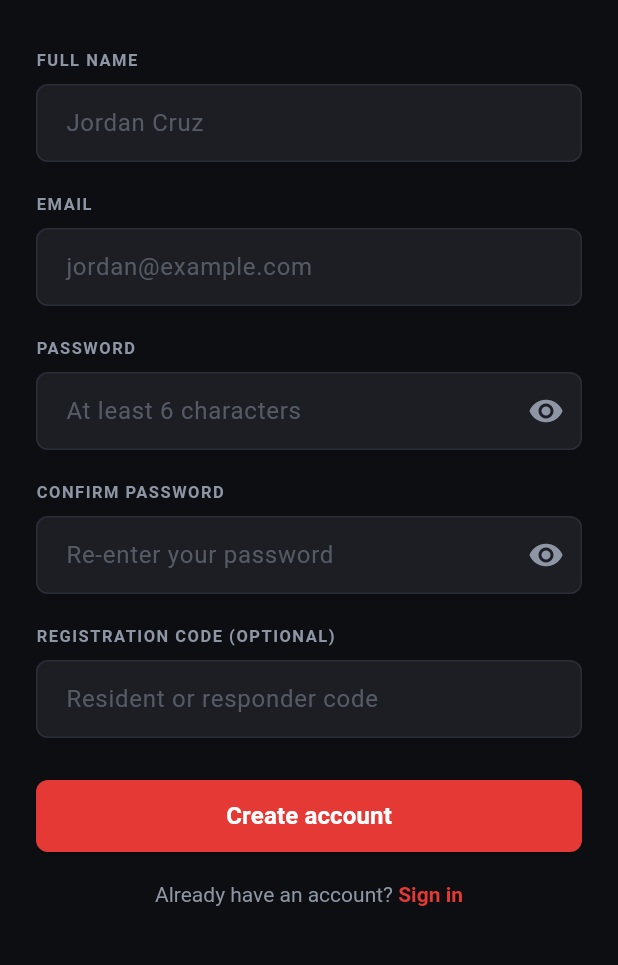
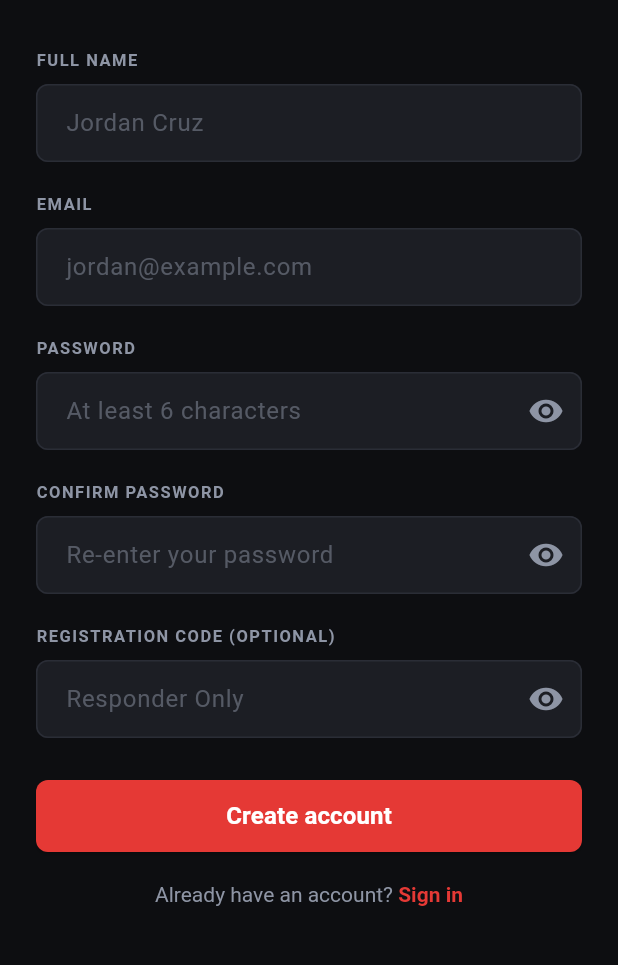
Before and after one commit to clueweh/ourwatch, a Flutter app: the RegisterScreen screen opened directly, on a phone screen of 412 x 824 dp, the part 252-1217 px from its top. Run offline on Flutter 3.47's test engine with Material 3 defaults, Android fonts, the phone set to English and light mode, and no system bars; our stand-ins replace cloud_firestore, firebase_auth, firebase_core, geocoding, geolocator, image_picker; accounts and stored records are empty.

```diff
--- a/lib/screens/register_screen.dart
+++ b/lib/screens/register_screen.dart
@@ -193,7 +193,26 @@ class _RegisterScreenState extends State<RegisterScreen> {
               const SizedBox(height: 8),
               TextField(
                 controller: _codeController,
-                decoration: _inputDecoration('Resident or responder code'),
+                obscureText: !_isRegistrationCodeVisible,
+                decoration: _inputDecoration(
+                  'Responder Only',
+                ).copyWith(
+                  suffixIcon: IconButton(
+                    tooltip: _isRegistrationCodeVisible
+                        ? 'Hide registration code'
+                        : 'Show registration code',
+                    icon: Icon(
+                      _isRegistrationCodeVisible
+                          ? Icons.visibility_off
+                          : Icons.visibility,
+                      color: AppColors.textSecondary,
+                    ),
+                    onPressed: () {
+                      setState(() => _isRegistrationCodeVisible =
+                          !_isRegistrationCodeVisible);
+                    },
+                  ),
+                ),
                 style: const TextStyle(color: Colors.white),
               ),
               if (_error != null) ...[
```
